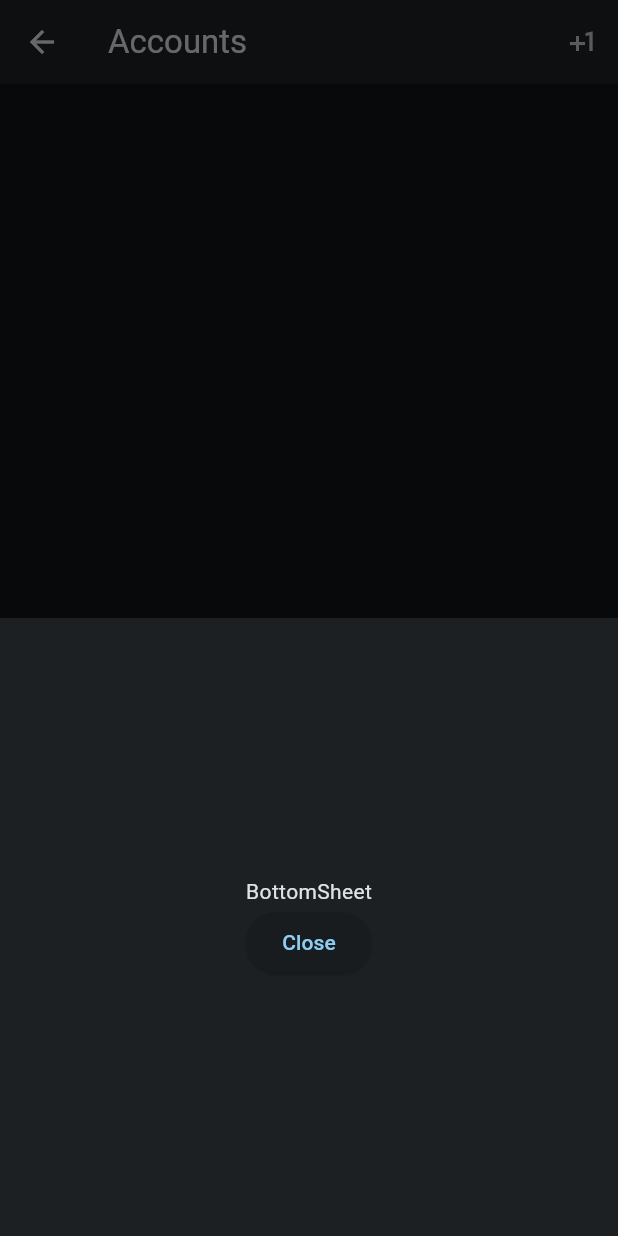
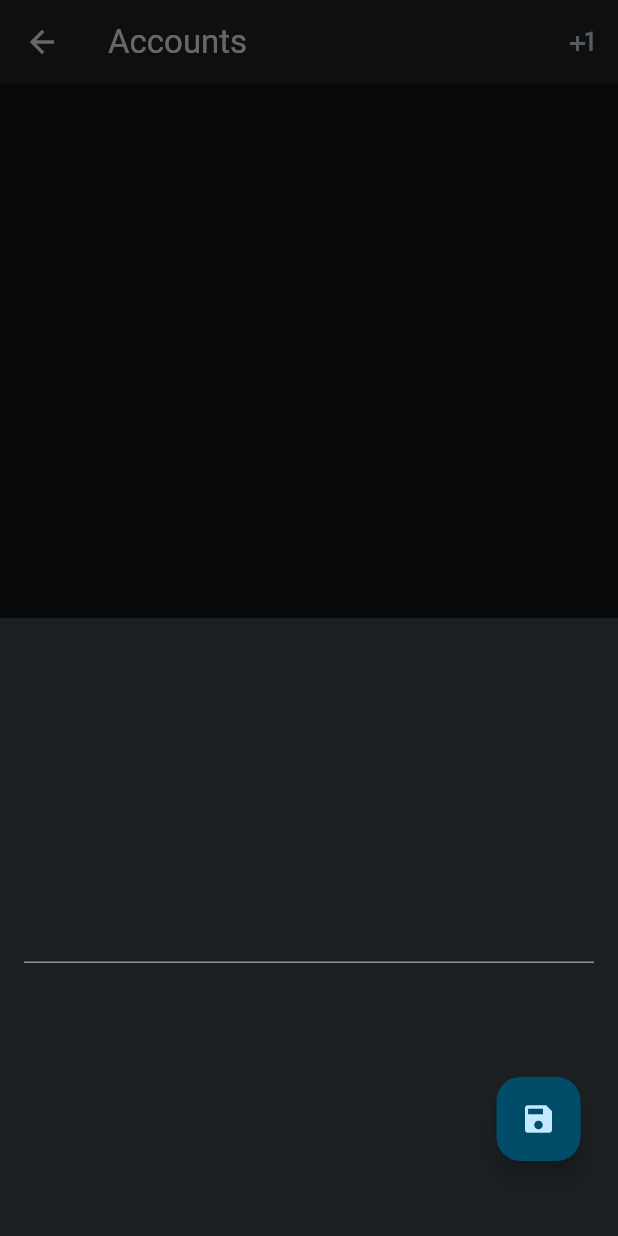
Before and after one commit to roger-chau/Nomad, a Flutter app: the AccountsView screen opened directly, after a tap on the "plus one" icon, on a phone screen of 412 x 824 dp. Run offline on Flutter 3.47's test engine with Material 3 defaults, Android fonts, the phone set to English and light mode, and no system bars.

Commit message:
added more functionality

```diff
--- a/lib/widgets/app_bar.dart
+++ b/lib/widgets/app_bar.dart
@@ -32,20 +32,20 @@ class _AppBarWidgetState extends State<AppBarWidget> {
                       return Container(
                         height: MediaQuery.of(context).size.height * 0.5,
                         color: Theme.of(context).colorScheme.surfaceContainer,
-                        child: Center(
-                          child: Column(
-                            mainAxisAlignment: MainAxisAlignment.center,
-                            children: <Widget>[
-                              const Text('BottomSheet'),
-                              ElevatedButton(
-                                onPressed: () {
-                                  Navigator.pop(context);
-                                },
-                                child: const Text('Close'),
-                              )
-                            ],
-                          ),
-                        ),
+                        child: Stack(children: <Widget>[
+                          const Center(
+                              child: Padding(
+                                  padding: EdgeInsets.all(16),
+                                  child: TextField())),
+                          Positioned(
+                              bottom: 50,
+                              right: 25,
+                              child: FloatingActionButton(
+                                  onPressed: () {
+                                    Navigator.pop(context);
+                                  },
+                                  child: Icon(Icons.save)))
+                        ]),
                       );
                     });
               })
```
